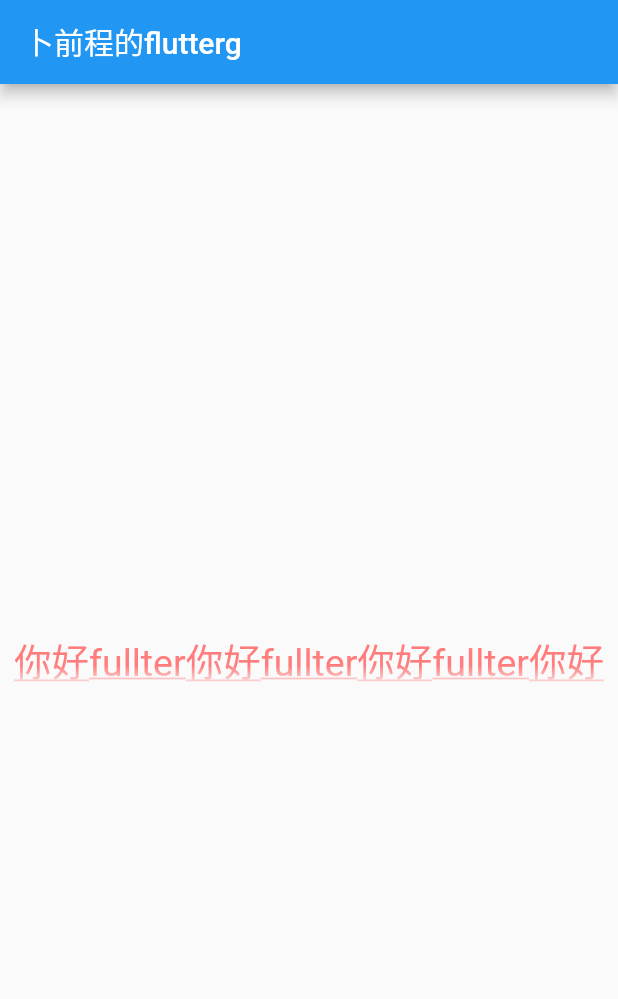
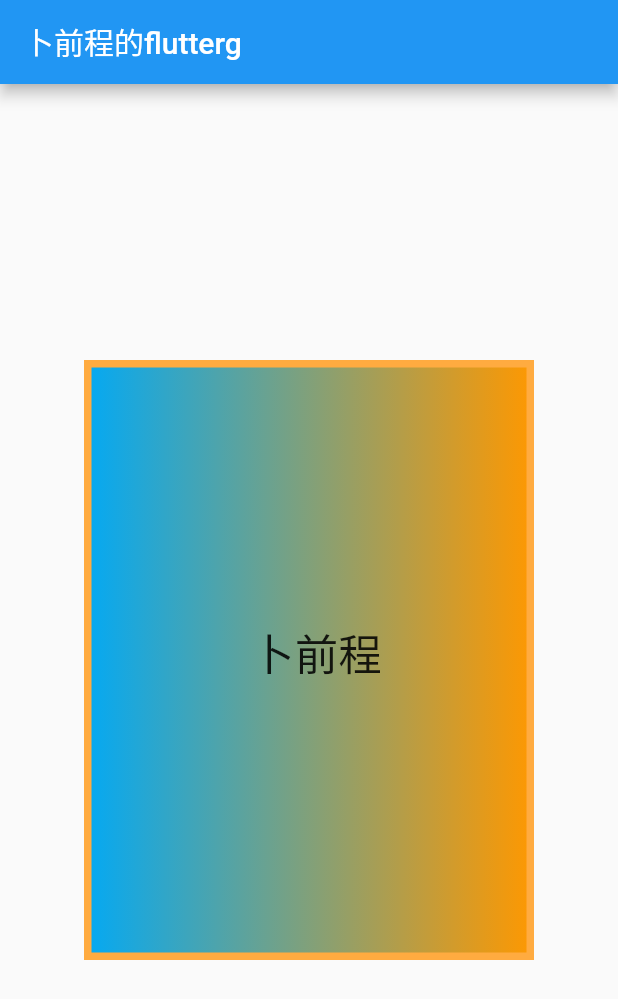
Before and after one commit to simplte/flutter, a Flutter app: the screen it shows after launch, on a phone screen of 412 x 824 dp. Shown: the top 999 px of the screen. Run offline on Flutter 3.47's test engine with Material 2 defaults, Android fonts, the phone set to English and light mode, and no system bars.

Commit message:
styletest

```diff
--- a/lib/main.dart
+++ b/lib/main.dart
@@ -14,18 +14,20 @@ class MyApp extends StatelessWidget{
           title: Text('卜前程的flutterg'),
       ),
       body: Center(
-        child: Text(
-          "你好fullter你好fullter你好fullter你好fullter你好fullter你好fullter你好fullter",
-          textAlign: TextAlign.center,
-          maxLines: 1,
-          overflow: TextOverflow.fade,
-          style: TextStyle(
-            fontSize:25.0,
-            color: Color.fromARGB(255, 255, 125, 125),
-            decoration: TextDecoration.underline,
-            decorationStyle: TextDecorationStyle.solid,
-          ),
-        ),
+        child:Container(
+          child: new Text('卜前程', style:TextStyle(fontSize: 29.0)),
+          alignment: Alignment.center,
+          width: 300.0,
+          height: 400.0,
+          padding: const EdgeInsets.fromLTRB(10.0,0.0,0.0,10.0),
+          margin: const EdgeInsets.all(10.0),
+          decoration: new BoxDecoration(
+            gradient: const LinearGradient(
+              colors: [Colors.lightBlue,Colors.orange]
+            ),
+            border: Border.all(width: 5.0,color: Colors.orangeAccent)
+          )
+        )
       ),
       ),
     );
```
